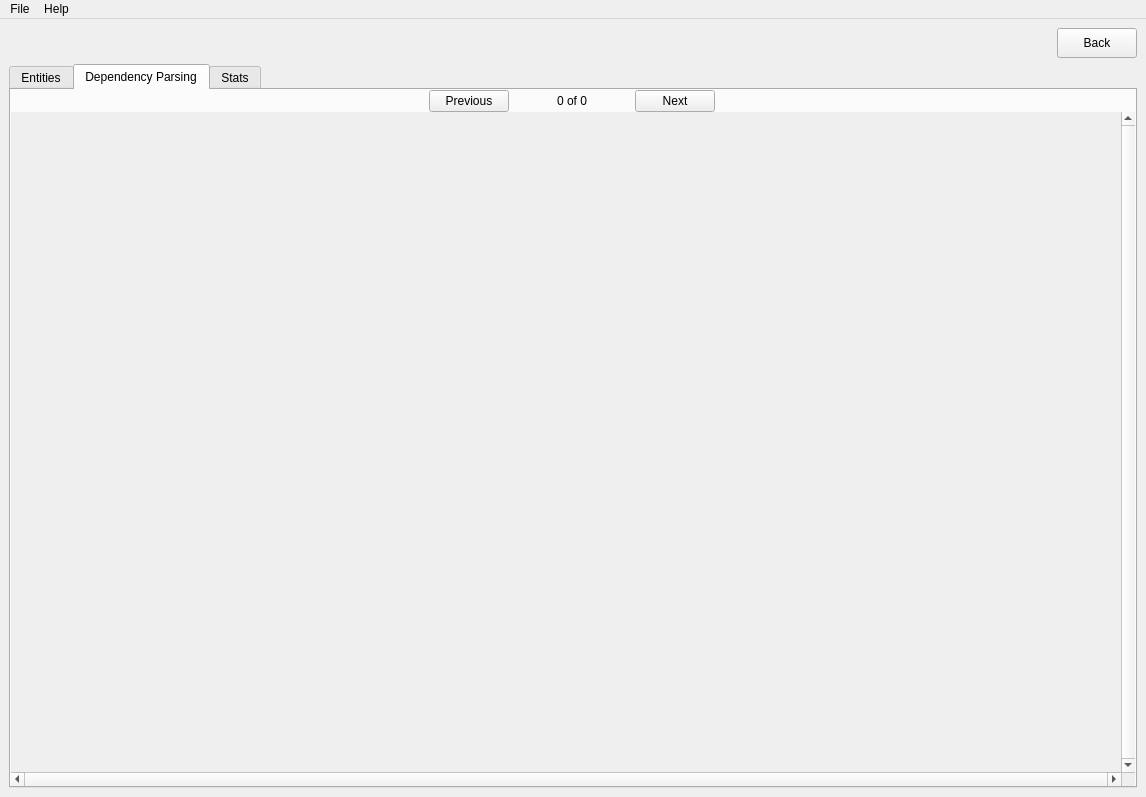
First picture: the form in GWAS_Miner/res/gwas_miner.ui, repository Thomas-Rowlands/GWAS-Miner, before the edit.
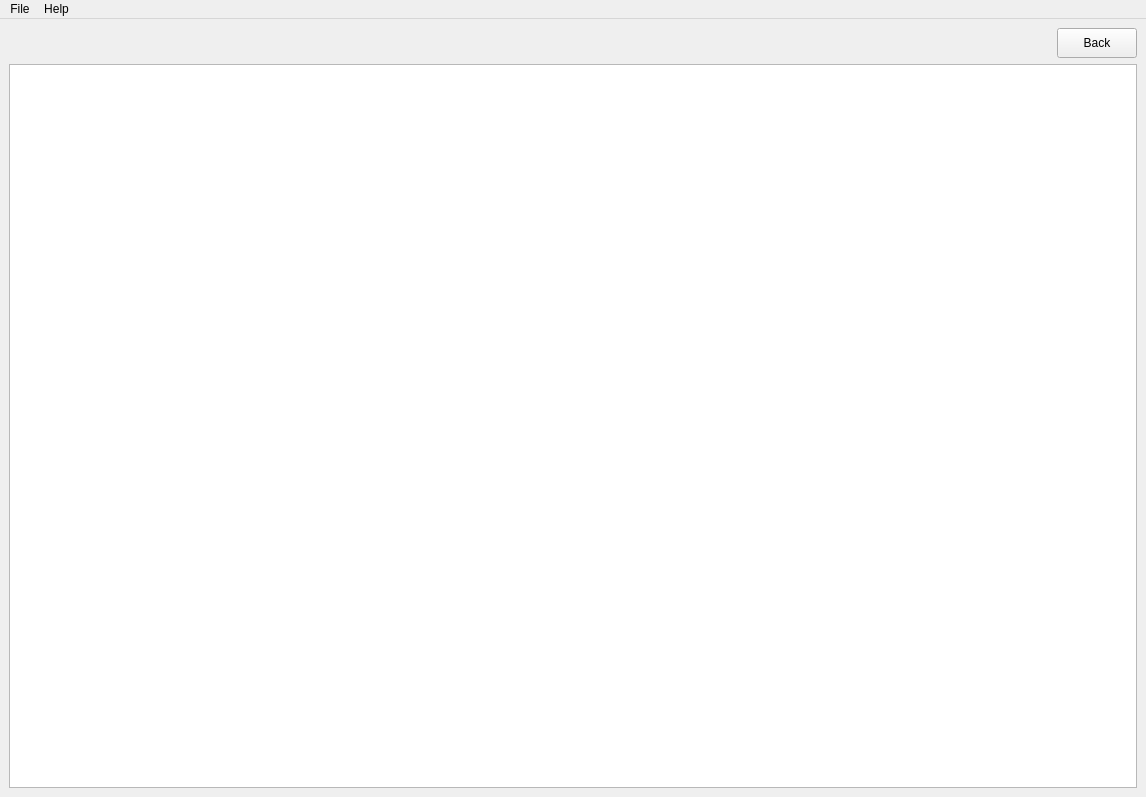
Second picture: the form after the edit. The open tabs and pages were chosen to show the change.

Commit message: Implemented GUI results viewing. Output quantities now reset when re-running the nlp process.

The edit to the form file:
```diff
--- a/GWAS_Miner/res/gwas_miner.ui
+++ b/GWAS_Miner/res/gwas_miner.ui
@@ -64,7 +64,7 @@
        </size>
       </property>
       <property name="currentIndex">
-       <number>2</number>
+       <number>4</number>
       </property>
       <widget class="QWidget" name="loading_page">
        <layout class="QGridLayout" name="gridLayout_6">
@@ -1069,6 +1069,53 @@
         </item>
        </layout>
       </widget>
+      <widget class="QWidget" name="result_viewer_page">
+       <layout class="QGridLayout" name="gridLayout_10">
+        <property name="leftMargin">
+         <number>0</number>
+        </property>
+        <property name="topMargin">
+         <number>0</number>
+        </property>
+        <property name="rightMargin">
+         <number>0</number>
+        </property>
+        <property name="bottomMargin">
+         <number>0</number>
+        </property>
+        <property name="spacing">
+         <number>0</number>
+        </property>
+        <item row="0" column="0">
+         <widget class="QFrame" name="result_viewer_frame">
+          <property name="frameShape">
+           <enum>QFrame::NoFrame</enum>
+          </property>
+          <property name="frameShadow">
+           <enum>QFrame::Plain</enum>
+          </property>
+          <layout class="QGridLayout" name="gridLayout_11">
+           <item row="1" column="0">
+            <widget class="QTextBrowser" name="result_viewer_textbrowser"/>
+           </item>
+           <item row="0" column="0" alignment="Qt::AlignRight|Qt::AlignTop">
+            <widget class="QPushButton" name="result_view_back_btn">
+             <property name="minimumSize">
+              <size>
+               <width>75</width>
+               <height>30</height>
+              </size>
+             </property>
+             <property name="text">
+              <string>Back</string>
+             </property>
+            </widget>
+           </item>
+          </layout>
+         </widget>
+        </item>
+       </layout>
+      </widget>
      </widget>
     </item>
    </layout>
```
Left out of the diff: 6 changed lines with no effect on the pictures. The commit also changes 6 other files.
